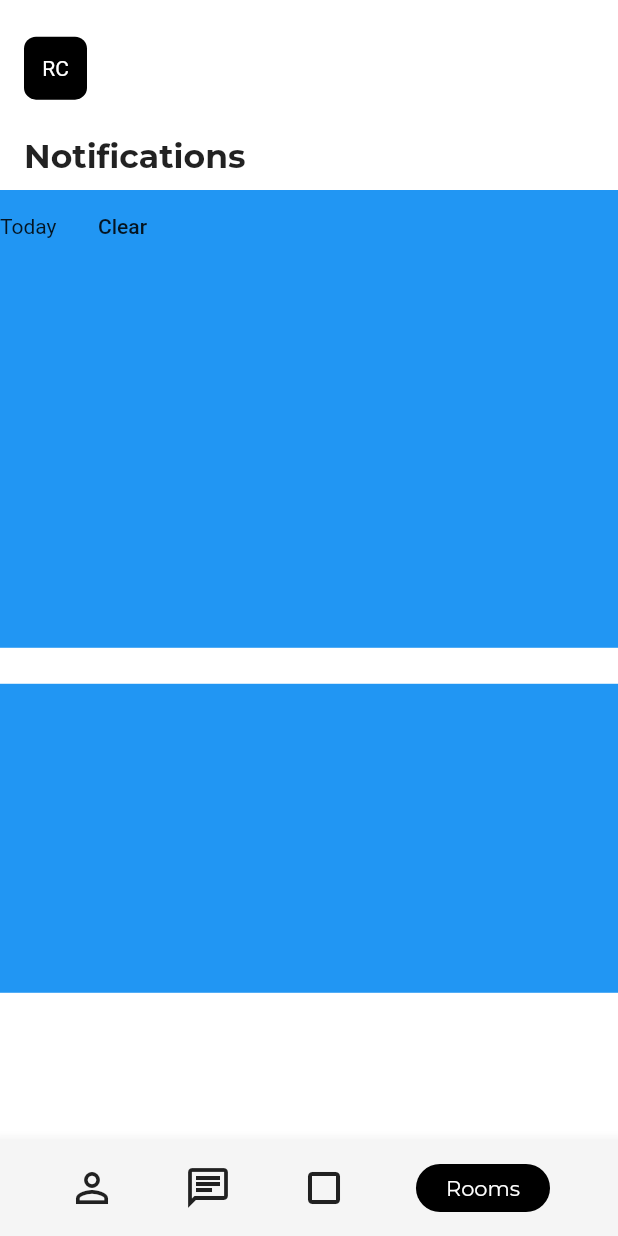
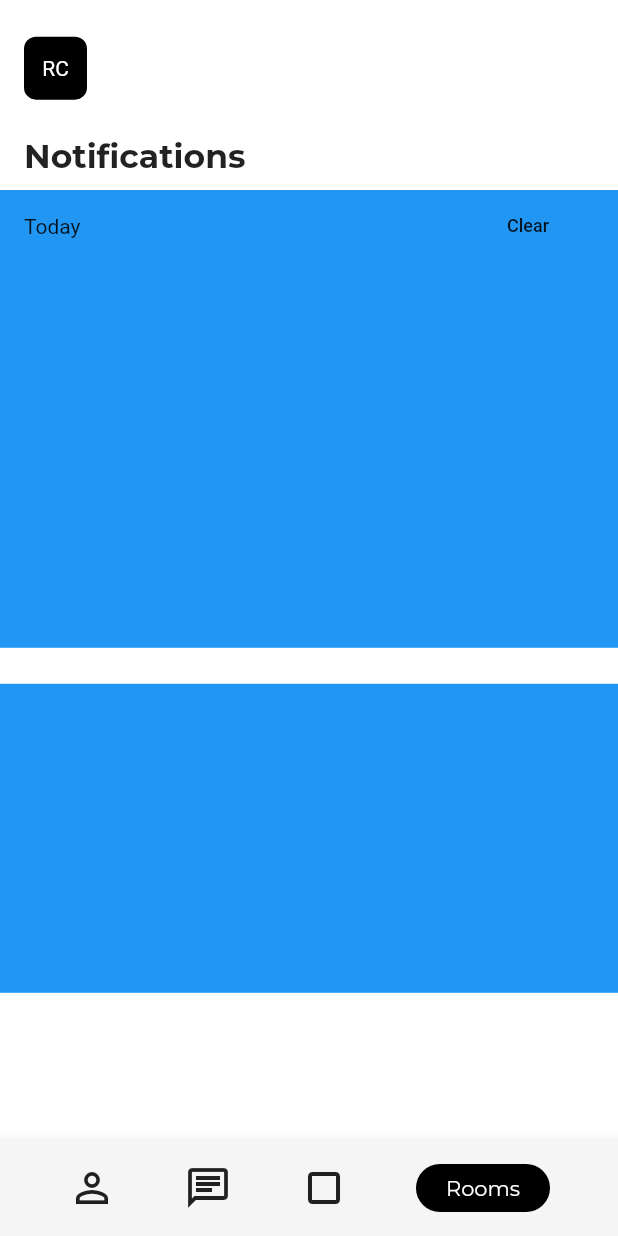
Before and after one commit to JAICHANGPARK/flutter_notebook_8th_story, a Flutter app: the SocialHomePage screen opened by its route, on a phone screen of 412 x 824 dp. Run offline on Flutter 3.47's test engine with Material 2 defaults, Android fonts, the phone set to English and light mode, and no system bars; our stand-ins replace badges, flutter_hooks, google_fonts, hooks_riverpod, state_notifier.

Commit message:
Update social_home_page.dart

```diff
--- a/lib/ep588_social_app/social_home_page.dart
+++ b/lib/ep588_social_app/social_home_page.dart
@@ -59,12 +59,14 @@ class _SocialHomePageState extends State<SocialHomePage> {
                       decoration: BoxDecoration(
                         color: Colors.blue,
                       ),
+                      padding: EdgeInsets.symmetric(horizontal: 16),
                       child: Column(
                         children: [
                           Row(
+                            mainAxisAlignment: MainAxisAlignment.spaceBetween,
                             children: [
                               Text("Today"),
-                              FlatButton(onPressed: (){}, child: Text("Clear"))
+                              FlatButton(onPressed: (){}, child: Text("Clear", style: TextStyle(fontSize: 12),))
                             ],
                           )
                         ],
```
